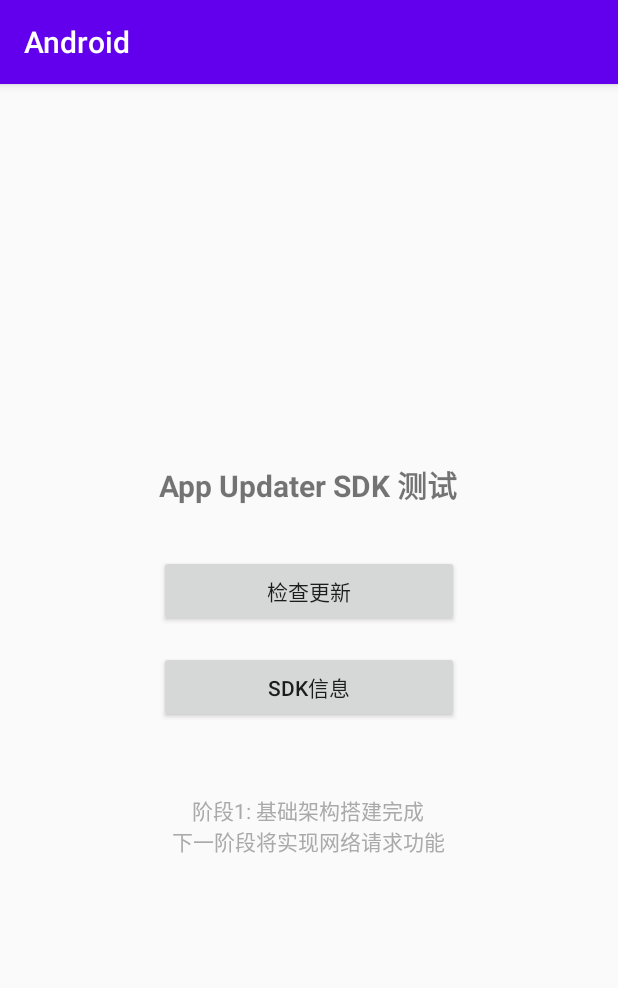
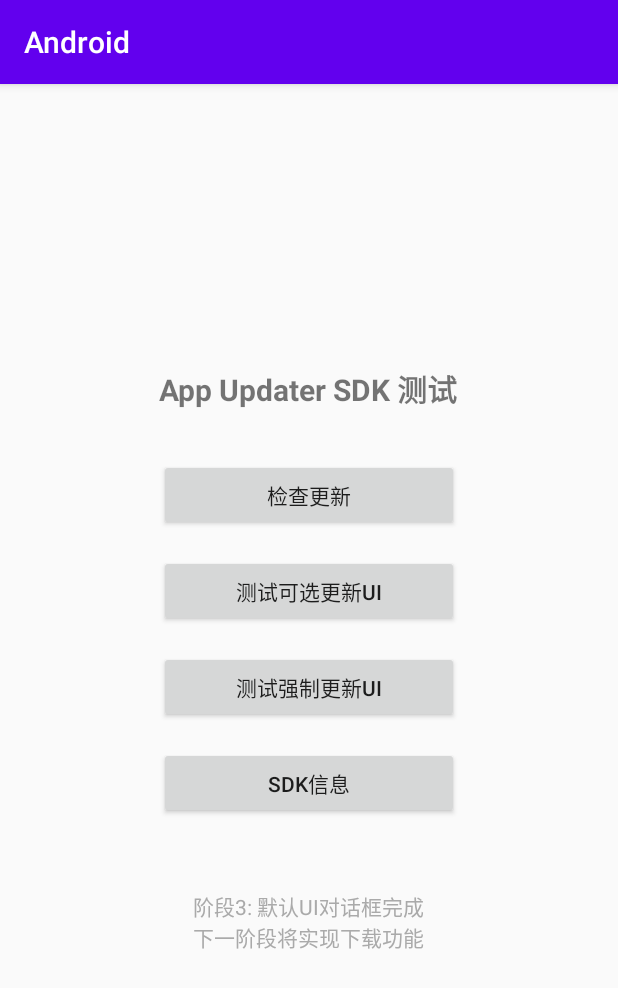
Before and after one commit to yancey721/UpdatePlugin, an Android app: the screen it shows after launch (MainActivity), on a phone screen of 412 x 824 dp. Shown: the top 988 px of the screen. Run offline under Robolectric (Android 15) with nearby library versions, the phone set to English and light mode, and no system bars.

Commit message:
新增默认更新对话框功能，优化更新检查逻辑，添加可选和强制更新的测试按钮，完善UI回调接口，提升用户体验和交互逻辑。同时更新相关布局文件和SDK配置以支持新功能。

```diff
--- a/Android/app/src/main/res/layout/activity_main.xml
+++ b/Android/app/src/main/res/layout/activity_main.xml
@@ -22,6 +22,20 @@
         android:layout_marginBottom="16dp" />
 
     <Button
+        android:id="@+id/btnTestOptionalUpdate"
+        android:layout_width="200dp"
+        android:layout_height="wrap_content"
+        android:text="测试可选更新UI"
+        android:layout_marginBottom="16dp" />
+
+    <Button
+        android:id="@+id/btnTestForceUpdate"
+        android:layout_width="200dp"
+        android:layout_height="wrap_content"
+        android:text="测试强制更新UI"
+        android:layout_marginBottom="16dp" />
+
+    <Button
         android:id="@+id/btnSdkInfo"
         android:layout_width="200dp"
         android:layout_height="wrap_content"
@@ -31,7 +45,7 @@
     <TextView
         android:layout_width="wrap_content"
         android:layout_height="wrap_content"
-        android:text="阶段1: 基础架构搭建完成\n下一阶段将实现网络请求功能"
+        android:text="阶段3: 默认UI对话框完成\n下一阶段将实现下载功能"
         android:textSize="14sp"
         android:gravity="center"
         android:layout_marginTop="32dp"
--- a/Android/sdk/src/main/java/com/yancey/sdk/AppUpdaterSDK.kt
+++ b/Android/sdk/src/main/java/com/yancey/sdk/AppUpdaterSDK.kt
@@ -25,17 +25,19 @@
 
     /**
      * 初始化SDK
-     * @param context 应用上下文
+     * @param context 应用上下文（建议传入Activity）
      * @param updateConfig SDK配置
      */
     fun init(context: Context, updateConfig: UpdateConfig) {
         this.config = updateConfig
-        this.updateManager = UpdateManager(context.applicationContext, updateConfig)
+        // 注意：为了支持默认UI对话框，这里保留原始context而不是applicationContext
+        this.updateManager = UpdateManager(context, updateConfig)
         this.isInitialized = true
 
         // 初始化日志
         Logger.init(updateConfig.enableLog, updateConfig.logLevel)
         Logger.i("AppUpdaterSDK", "SDK initialized successfully. Version: $VERSION_NAME")
+        Logger.i("AppUpdaterSDK", "Context type: ${context.javaClass.simpleName}")
     }
 
     /**
--- /dev/null
+++ b/Android/sdk/src/main/java/com/yancey/sdk/callback/UICallback.kt
@@ -0,0 +1,27 @@
+package com.yancey.sdk.callback
+
+import com.yancey.sdk.data.UpdateInfo
+
+/**
+ * UI操作回调接口
+ */
+interface UICallback {
+
+    /**
+     * 用户选择立即更新
+     * @param updateInfo 更新信息
+     */
+    fun onUserConfirmUpdate(updateInfo: UpdateInfo)
+
+    /**
+     * 用户选择稍后提醒（仅在非强制更新时可用）
+     * @param updateInfo 更新信息
+     */
+    fun onUserCancelUpdate(updateInfo: UpdateInfo)
+
+    /**
+     * 对话框被系统关闭（如按返回键等）
+     * @param updateInfo 更新信息
+     */
+    fun onDialogDismissed(updateInfo: UpdateInfo)
+}
```
Also changed, not shown: Android/app/src/main/java/com/yancey/android/MainActivity.kt (+73 -2 lines), Android/sdk/src/main/java/com/yancey/sdk/core/UpdateManager.kt (+41 -2 lines), Android/sdk/src/main/java/com/yancey/sdk/ui/UpdateDialog.kt (added, +190 -0 lines).
